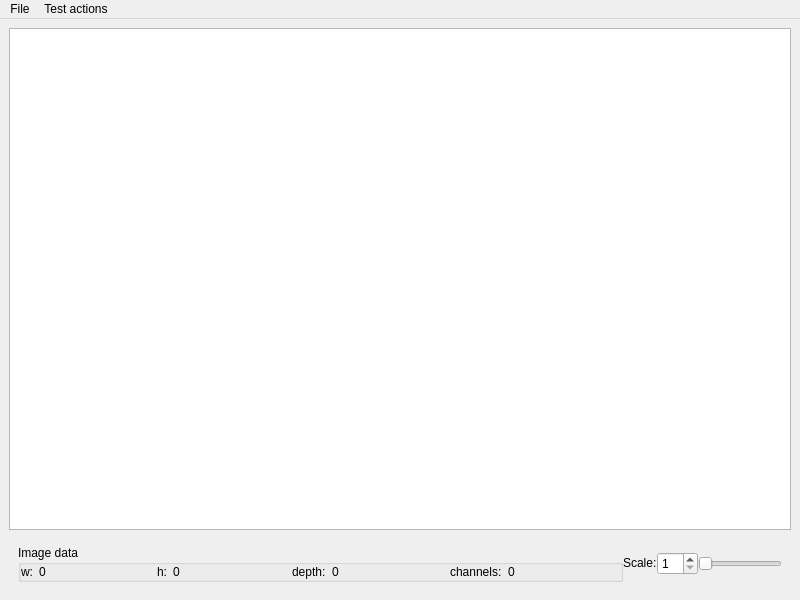
Qt form ui/mainwindow.ui (AndrewSerb/mach_met_img_recogn) before a commit.
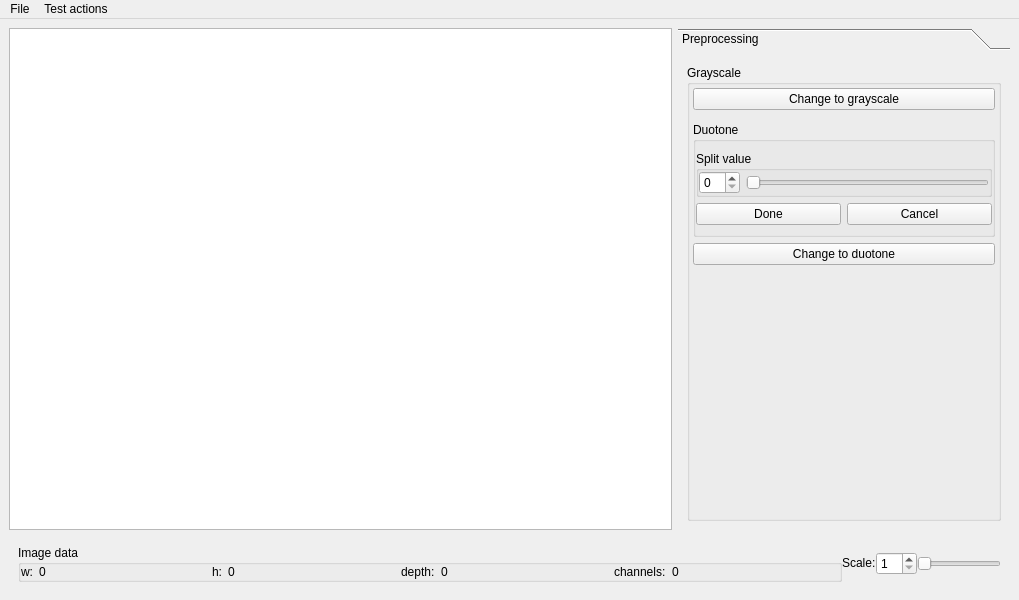
The same form after that commit.

Commit message: psd: add grayscale support

What changed in the file:
```diff
--- a/ui/mainwindow.ui
+++ b/ui/mainwindow.ui
@@ -6,7 +6,7 @@
    <rect>
     <x>0</x>
     <y>0</y>
-    <width>800</width>
+    <width>1019</width>
     <height>600</height>
    </rect>
   </property>
@@ -30,7 +30,185 @@
     <item>
      <layout class="QVBoxLayout" name="verticalLayout">
       <item>
-       <widget class="QGraphicsView" name="image_box"/>
+       <layout class="QHBoxLayout" name="horizontalLayout_3">
+        <item>
+         <widget class="QGraphicsView" name="image_box">
+          <property name="sizePolicy">
+           <sizepolicy hsizetype="Expanding" vsizetype="Expanding">
+            <horstretch>2</horstretch>
+            <verstretch>0</verstretch>
+           </sizepolicy>
+          </property>
+          <property name="acceptDrops">
+           <bool>false</bool>
+          </property>
+         </widget>
+        </item>
+        <item>
+         <widget class="QToolBox" name="tools_tabs">
+          <property name="enabled">
+           <bool>true</bool>
+          </property>
+          <property name="sizePolicy">
+           <sizepolicy hsizetype="MinimumExpanding" vsizetype="Expanding">
+            <horstretch>1</horstretch>
+            <verstretch>0</verstretch>
+           </sizepolicy>
+          </property>
+          <property name="currentIndex">
+           <number>0</number>
+          </property>
+          <widget class="QWidget" name="tab_preprocessing" native="true">
+           <property name="enabled">
+            <bool>true</bool>
+           </property>
+           <property name="sizePolicy">
+            <sizepolicy hsizetype="Expanding" vsizetype="Expanding">
+             <horstretch>0</horstretch>
+             <verstretch>0</verstretch>
+            </sizepolicy>
+           </property>
+           <attribute name="label">
+            <string>Preprocessing</string>
+           </attribute>
+           <layout class="QHBoxLayout" name="horizontalLayout_4">
+            <item>
+             <widget class="QGroupBox" name="groupBox_grayscale">
+              <property name="title">
+               <string>Grayscale</string>
+              </property>
+              <layout class="QVBoxLayout" name="verticalLayout_2">
+               <property name="spacing">
+                <number>3</number>
+               </property>
+               <property name="leftMargin">
+                <number>3</number>
+               </property>
+               <property name="topMargin">
+                <number>3</number>
+               </property>
+               <property name="rightMargin">
+                <number>3</number>
+               </property>
+               <property name="bottomMargin">
+                <number>3</number>
+               </property>
+               <item>
+                <widget class="QPushButton" name="button_grayscale">
+                 <property name="text">
+                  <string>Change to grayscale</string>
+                 </property>
+                </widget>
+               </item>
+               <item>
+                <widget class="QWidget" name="widget_duotone" native="true">
+                 <property name="sizePolicy">
+                  <sizepolicy hsizetype="Preferred" vsizetype="Maximum">
+                   <horstretch>0</horstretch>
+                   <verstretch>0</verstretch>
+                  </sizepolicy>
+                 </property>
+                 <layout class="QVBoxLayout" name="verticalLayout_3">
+                  <property name="leftMargin">
+                   <number>0</number>
+                  </property>
+                  <property name="topMargin">
+                   <number>9</number>
+                  </property>
+                  <property name="rightMargin">
+                   <number>0</number>
+                  </property>
+                  <property name="bottomMargin">
+                   <number>9</number>
+                  </property>
+                  <item>
+                   <widget class="QGroupBox" name="groupBox_duotone_preview">
+                    <property name="title">
+                     <string>Duotone</string>
+                    </property>
+                    <layout class="QVBoxLayout" name="verticalLayout_4">
+                     <property name="leftMargin">
+                      <number>0</number>
+                     </property>
+                     <property name="rightMargin">
+                      <number>0</number>
+                     </property>
+                     <item>
+                      <widget class="QGroupBox" name="horizontalGroupBox_2">
+                       <property name="title">
+                        <string>Split value</string>
+                       </property>
+                       <layout class="QHBoxLayout" name="horizontalLayout_5">
+                        <property name="leftMargin">
+                         <number>0</number>
+                        </property>
+                        <property name="topMargin">
+                         <number>0</number>
+                        </property>
+                        <property name="rightMargin">
+                         <number>0</number>
+                        </property>
+                        <property name="bottomMargin">
+                         <number>0</number>
+                        </property>
+                        <item>
+                         <widget class="QSpinBox" name="spinBox_duotone"/>
+                        </item>
+                        <item>
+                         <widget class="QSlider" name="slider_duotone">
+                          <property name="maximum">
+                           <number>255</number>
+                          </property>
+                          <property name="orientation">
+                           <enum>Qt::Horizontal</enum>
+                          </property>
+                         </widget>
+                        </item>
+                       </layout>
+                      </widget>
+                     </item>
+                     <item>
+                      <layout class="QHBoxLayout" name="horizontalLayout_6">
+                       <item>
+                        <widget class="QPushButton" name="button_duotone_done">
+                         <property name="text">
+                          <string>Done</string>
+                         </property>
+                        </widget>
+                       </item>
+                       <item>
+                        <widget class="QPushButton" name="button_duotone_cancel">
+                         <property name="text">
+                          <string>Cancel</string>
+                         </property>
+                        </widget>
+                       </item>
+                      </layout>
+                     </item>
+                    </layout>
+                   </widget>
+                  </item>
+                  <item>
+                   <widget class="QPushButton" name="button_duotone_preview">
+                    <property name="text">
+                     <string>Change to duotone</string>
+                    </property>
+                   </widget>
+                  </item>
+                 </layout>
+                </widget>
+               </item>
+               <item>
+                <widget class="QWidget" name="widget_spacer_grayscale" native="true"/>
+               </item>
+              </layout>
+             </widget>
+            </item>
+           </layout>
+          </widget>
+         </widget>
+        </item>
+       </layout>
       </item>
       <item>
        <widget class="QWidget" name="widget_img_info" native="true">
@@ -250,7 +428,7 @@
     <rect>
      <x>0</x>
      <y>0</y>
-     <width>800</width>
+     <width>1019</width>
      <height>21</height>
     </rect>
    </property>
```
The commit also changes 9 other files.
